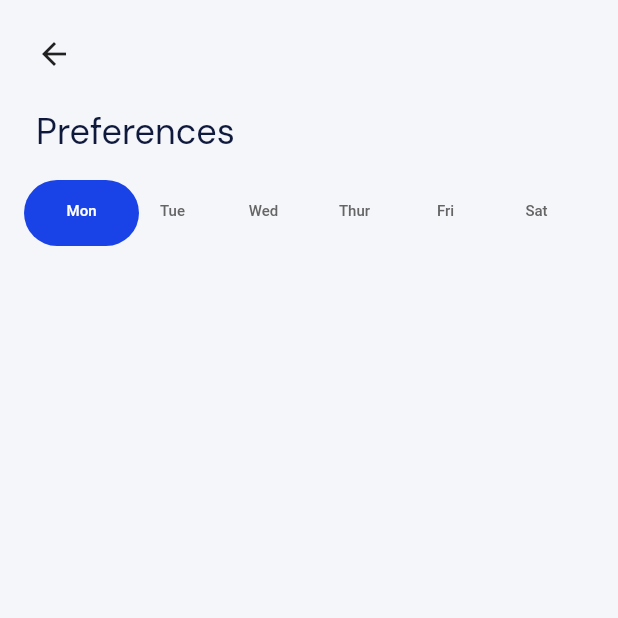
After one commit to smicks11/book-club, a Flutter app: the Preferences screen opened directly, on a phone screen of 412 x 824 dp, the top half of it. The commit adds this screen. Run offline on Flutter 3.47's test engine with Material 2 defaults, Android fonts, the phone set to English and light mode, and no system bars; our stand-ins replace bubble_tab_indicator, cloud_firestore, firebase_auth, firebase_core, flutter_hex_color, flutter_svg and 2 more; missing offline and left inert: statusbarz; accounts and stored records are empty.

Commit message:
Homescreen

```diff
--- /dev/null
+++ b/lib/screens/Homescreen/preferences.dart
@@ -0,0 +1,61 @@
+import 'package:book_club/shared/constants.dart';
+import 'package:book_club/shared/customtext.dart';
+import 'package:bubble_tab_indicator/bubble_tab_indicator.dart';
+import 'package:flutter/material.dart';
+import 'package:flutter_hex_color/flutter_hex_color.dart';
+
+class Preferences extends StatefulWidget {
+  @override
+  _PreferencesState createState() => _PreferencesState();
+}
+
+class _PreferencesState extends State<Preferences> {
+  List days = ['Mon', 'Tue', 'Wed', 'Thur', 'Fri', 'Sat'];
+  String selectedDay = 'Mon';
+  @override
+  Widget build(BuildContext context) {
+    return Scaffold(
+      backgroundColor: backgroundColor,
+      body: SafeArea(
+        child: Container(
+          padding: const EdgeInsets.all(24),
+          child: Column(
+            crossAxisAlignment: CrossAxisAlignment.start,
+            children: [
+              GestureDetector(
+                onTap: (){
+                  Navigator.of(context).pop(context);
+                },
+                  child: Icon(Icons.arrow_back)
+              ),
+              SizedBox(height: 24),
+              CustomText(
+                  text: 'Preferences', size: 24, color: HexColor('0F193B')),
+              SizedBox(height: 32),
+              DefaultTabController(
+                  length: days.length,
+                  child: Center(
+                    child: Container(
+                        child: TabBar(
+                            indicator: BubbleTabIndicator(
+                                tabBarIndicatorSize: TabBarIndicatorSize.label,
+                                indicatorHeight: 40.0,
+                                indicatorColor: buttonColor),
+                            labelStyle: TextStyle(
+                              fontSize: 10.0,
+                            ),
+                            labelColor: Colors.white,
+                            unselectedLabelColor: HexColor('656565'),
+                            tabs: days
+                                .map((e) => Container(
+                                  child: Text(e)
+                                ))
+                                .toList())),
+                  ))
+            ],
+          ),
+        ),
+      ),
+    );
+  }
+}
--- a/lib/screens/SignIn_Page.dart
+++ b/lib/screens/SignIn_Page.dart
@@ -11,8 +11,7 @@ class SignInPage extends StatefulWidget {
   _SignInPageState createState() => _SignInPageState();
 }
 
-String p =
-    r'^(([^<>()[\]\\.,;:\s@\"]+(\.[^<>()[\]\\.,;:\s@\"]+)*)|(\".+\"))@((\[[0-9]{1,3}\.[0-9]{1,3}\.[0-9]{1,3}\.[0-9]{1,3}\])|(([a-zA-Z\-0-9]+\.)+[a-zA-Z]{2,}))$';
+String p = r'^(([^<>()[\]\\.,;:\s@\"]+(\.[^<>()[\]\\.,;:\s@\"]+)*)|(\".+\"))@((\[[0-9]{1,3}\.[0-9]{1,3}\.[0-9]{1,3}\.[0-9]{1,3}\])|(([a-zA-Z\-0-9]+\.)+[a-zA-Z]{2,}))$';
 String passwordL;
 String emailL;
 final GlobalKey<FormState> _formKey = GlobalKey<FormState>();
--- a/lib/screens/study.dart
+++ b/lib/screens/Study/study.dart
@@ -10,7 +10,7 @@ class Study extends StatefulWidget {
 class _StudyState extends State<Study> {
   @override
   Widget build(BuildContext context) {
-    return Scaffold(
+    return Container(
 
     );
   }
--- a/lib/shared/customtext.dart
+++ b/lib/shared/customtext.dart
@@ -6,19 +6,23 @@ class CustomText extends StatelessWidget {
   final double size;
   final Color color;
   final FontWeight weight;
+  final double letterspacing;
 
   const CustomText(
       {Key key,
       @required this.text,
       @required this.size,
       @required this.color,
-      this.weight})
+        this.letterspacing=0,
+      this.weight
+      })
       : super(key: key);
   @override
   Widget build(BuildContext context) {
     return Text(text,
         style: GoogleFonts.dmSans(
           textStyle: TextStyle(
+            letterSpacing: letterspacing,
               fontSize: size ?? 16,
               color: color ?? Colors.black,
               fontWeight: weight ?? FontWeight.normal),
```
Also changed, not shown: lib/main.dart (+6 -1 lines), lib/screens/Homescreen/curatedtimetable.dart (added, +189 -0 lines), lib/screens/Homescreen/notifications.dart (added, +62 -0 lines), lib/screens/curatedtimetable.dart (deleted, +0 -18 lines), lib/screens/pageview.dart (+12 -13 lines), lib/shared/tab.dart (added, +43 -0 lines), pubspec.yaml (+5 -3 lines), pubspec.lock, 5 other files.
